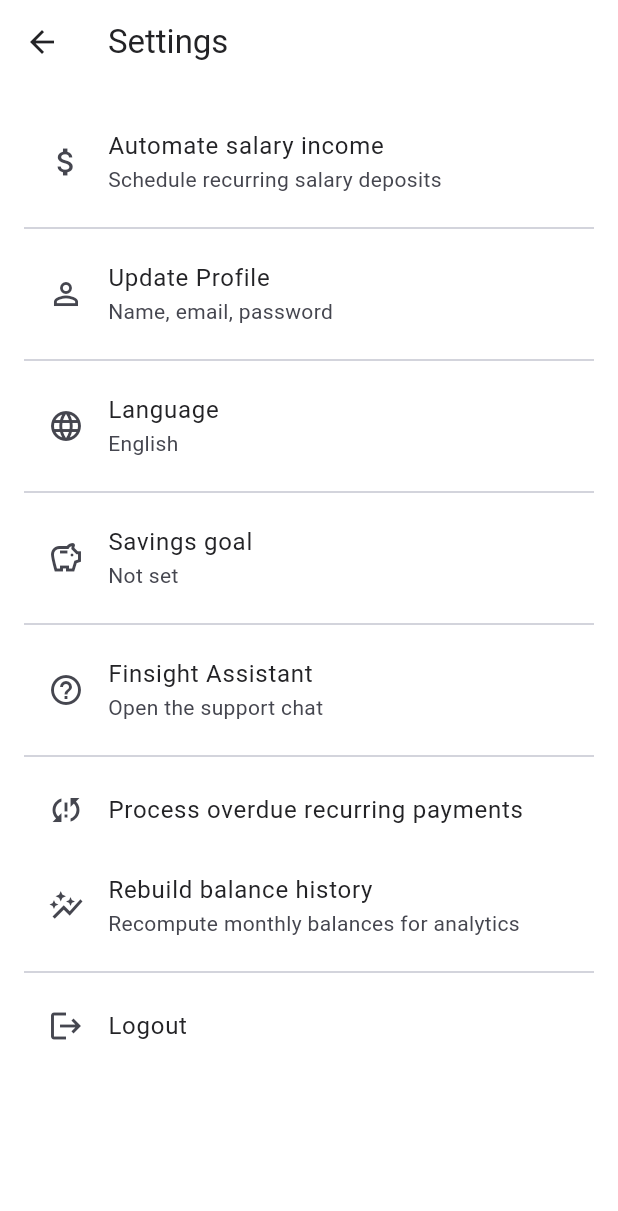
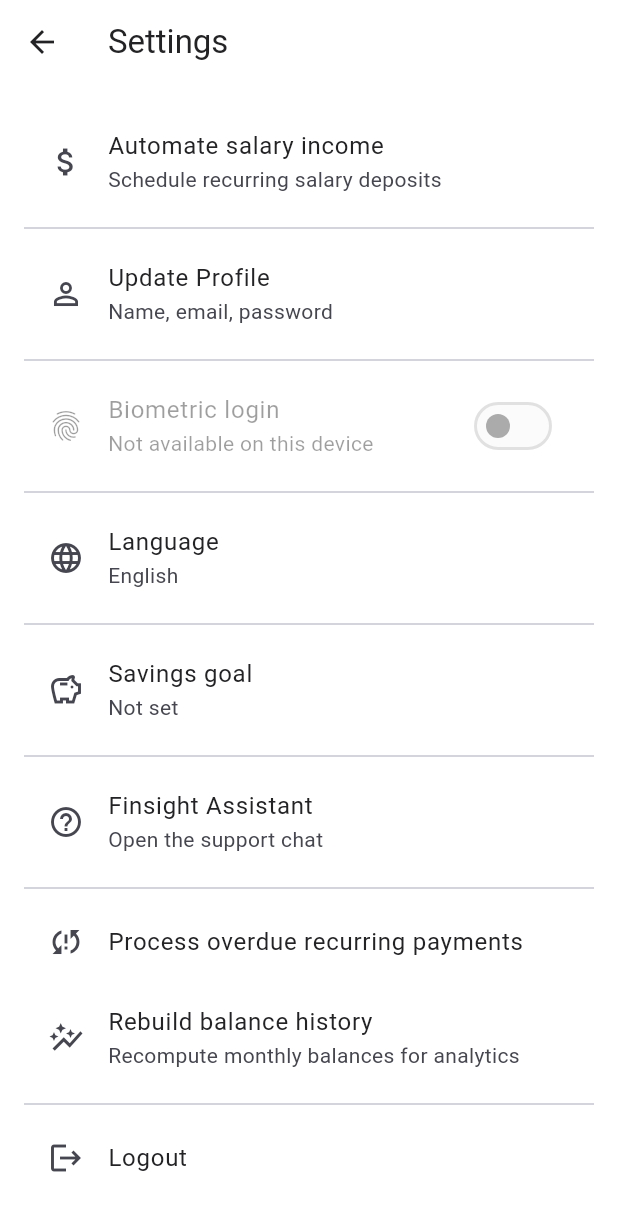
Before and after one commit to EliasSherem/financial-board, a Flutter app: the SettingsScreen screen opened directly, on a phone screen of 412 x 824 dp. Shown: the top 1211 px of the screen. Run offline on Flutter 3.47's test engine with Material 3 defaults, Android fonts, the phone set to English and light mode, and no system bars; our stand-ins replace firebase_core, firebase_messaging, fl_chart, flutter_local_notifications, flutter_svg, in_app_purchase and 4 more; missing offline and left inert: home_widget; accounts and stored records are empty.

Commit message:
Added biometric login

```diff
--- a/mobile/lib/screens/settings_screen.dart
+++ b/mobile/lib/screens/settings_screen.dart
@@ -1,4 +1,5 @@
 import 'package:flutter/material.dart';
+import 'package:flutter/foundation.dart';
 import 'package:provider/provider.dart';
 import '../services/api.dart';
 import '../services/data_service.dart';
@@ -6,6 +7,7 @@ import 'update_profile_screen.dart';
 import '../lang_store.dart';
 import '../state/auth_store.dart';
 import '../models.dart';
+import '../services/biometric_service.dart';
 import 'package:shared_preferences/shared_preferences.dart';
 import 'dart:convert';
 import '../utils/links.dart';
@@ -24,11 +26,14 @@ class SettingsScreen extends StatefulWidget {
 
 class _SettingsScreenState extends State<SettingsScreen> {
   double? _savingsGoal;
+  bool _biometricAvailable = false;
+  bool _biometricChecked = false;
 
   @override
   void initState() {
     super.initState();
     _loadSavingsGoal();
+    _checkBiometric();
   }
 
   Future<void> _loadSavingsGoal() async {
@@ -36,6 +41,19 @@ class _SettingsScreenState extends State<SettingsScreen> {
     final goal = await SavingsGoalStore.load(userId);
     if (!mounted) return;
     setState(() => _savingsGoal = goal);
+  }
+
+  Future<void> _checkBiometric() async {
+    if (kIsWeb) {
+      if (mounted) setState(() => _biometricChecked = true);
+      return;
+    }
+    final available = await BiometricService().isAvailable();
+    if (!mounted) return;
+    setState(() {
+      _biometricAvailable = available;
+      _biometricChecked = true;
+    });
   }
 
   String _goalInputValue() {
@@ -109,11 +127,32 @@ class _SettingsScreenState extends State<SettingsScreen> {
 
   @override
   Widget build(BuildContext context) {
-    final api = ApiClient()..setToken(context.watch<AuthStore>().token);
+    final auth = context.watch<AuthStore>();
+    final api = ApiClient()..setToken(auth.token);
     final data = DataService(api);
     final langStore = context.watch<LangStore>();
     final isEs = langStore.lang == 'es';
     String L(String en, String es) => isEs ? es : en;
+    final biometricReady = _biometricChecked && _biometricAvailable;
+    final biometricEnabled = auth.biometricEnabled;
+    final canEnableBiometric = biometricReady;
+    final canToggleBiometric = biometricEnabled || canEnableBiometric;
+    final biometricSubtitle =
+        !_biometricChecked
+            ? L(
+              'Checking device support...',
+              'Verificando soporte del dispositivo...',
+            )
+            : _biometricAvailable
+            ? L(
+              'Use fingerprint or face to sign in',
+              'Usa huella o rostro para iniciar sesi\u00F3n',
+            )
+            : L(
+              'Not available on this device',
+              'No disponible en este dispositivo',
+            );
+    final showLock = auth.isAuthenticated && auth.biometricEnabled && biometricReady;
     return Scaffold(
       appBar: AppBar(title: Text(L('Settings', 'Ajustes'))),
       body: ListView(
@@ -143,6 +182,20 @@ class _SettingsScreenState extends State<SettingsScreen> {
                     builder: (_) => const UpdateProfileScreen(),
                   ),
                 ),
+          ),
+          const Divider(),
+          SwitchListTile(
+            secondary: const Icon(Icons.fingerprint),
+            value: biometricEnabled,
+            onChanged:
+                canToggleBiometric
+                    ? (v) async {
+                      if (v && !canEnableBiometric) return;
+                      await auth.setBiometricEnabled(v);
+                    }
+                    : null,
+            title: Text(L('Biometric login', 'Inicio con biometr\u00EDa')),
+            subtitle: Text(biometricSubtitle),
           ),
           const Divider(),
           ListTile(
@@ -271,6 +324,19 @@ class _SettingsScreenState extends State<SettingsScreen> {
             },
           ),
           const Divider(),
+          if (showLock)
+            ListTile(
+              leading: const Icon(Icons.lock_outline),
+              title: Text(L('Lock', 'Bloquear')),
+              subtitle: Text(
+                L(
+                  'Require biometrics to unlock',
+                  'Requiere biometr\u00EDa para desbloquear',
+                ),
+              ),
+              onTap: () async => auth.lock(),
+            ),
+          if (showLock) const Divider(),
           ListTile(
             leading: const Icon(Icons.logout),
             title: Text(L('Logout', 'Cerrar sesión')),
--- a/mobile/lib/state/auth_store.dart
+++ b/mobile/lib/state/auth_store.dart
@@ -10,6 +10,8 @@ class AuthStore extends ChangeNotifier {
   bool _isPro = false;
   bool _localPro = false;
   String? _userName;
+  bool _biometricEnabled = false;
+  bool _locked = false;
 
   String? get token => _token;
   int? get userId => _userId;
@@ -17,12 +19,17 @@ class AuthStore extends ChangeNotifier {
   bool get isProOrExempt => isPro || _userId == 1 || _userId == 3;
   String get userName => _userName ?? 'user';
 
-  bool get isAuthenticated => _token != null && _token!.isNotEmpty;
+  bool get hasToken => _token != null && _token!.isNotEmpty;
+  bool get biometricEnabled => _biometricEnabled;
+  bool get isLocked => _locked;
+  bool get isAuthenticated => hasToken && !_locked;
 
   Future<void> load() async {
     final sp = await SharedPreferences.getInstance();
     _token = sp.getString('auth_token');
     _localPro = sp.getBool('is_pro_local') ?? false;
+    _biometricEnabled = sp.getBool('biometric_enabled') ?? false;
+    _locked = hasToken ? (sp.getBool('auth_locked') ?? false) : false;
     _parseToken();
     notifyListeners();
   }
@@ -32,8 +39,12 @@ class AuthStore extends ChangeNotifier {
     final sp = await SharedPreferences.getInstance();
     if (token == null || token.isEmpty) {
       await sp.remove('auth_token');
+      _locked = false;
+      await sp.remove('auth_locked');
     } else {
       await sp.setString('auth_token', token);
+      _locked = false;
+      await sp.remove('auth_locked');
     }
     _parseToken();
     notifyListeners();
@@ -43,6 +54,32 @@ class AuthStore extends ChangeNotifier {
   }
 
   Future<void> logout() async => setToken(null);
+
+  Future<void> lock() async {
+    if (!hasToken) return;
+    _locked = true;
+    final sp = await SharedPreferences.getInstance();
+    await sp.setBool('auth_locked', true);
+    notifyListeners();
+  }
+
+  Future<void> unlock() async {
+    _locked = false;
+    final sp = await SharedPreferences.getInstance();
+    await sp.remove('auth_locked');
+    notifyListeners();
+  }
+
+  Future<void> setBiometricEnabled(bool value) async {
+    _biometricEnabled = value;
+    final sp = await SharedPreferences.getInstance();
+    await sp.setBool('biometric_enabled', value);
+    if (!value && _locked) {
+      _locked = false;
+      await sp.remove('auth_locked');
+    }
+    notifyListeners();
+  }
 
   Future<void> _syncPushToken() async {
     try {
--- a/mobile/pubspec.yaml
+++ b/mobile/pubspec.yaml
@@ -50,6 +50,7 @@ dependencies:
   home_widget: ^0.8.1
   pdf: ^3.10.8
   printing: ^5.12.0
+  local_auth: ^2.1.8
 
 dev_dependencies:
   flutter_test:
```
Also changed, not shown: mobile/lib/i18n.dart (+12 -0 lines), mobile/lib/screens/login_screen.dart (+59 -0 lines), mobile/lib/services/biometric_service.dart (added, +33 -0 lines), mobile/pubspec.lock, 6 other files.
